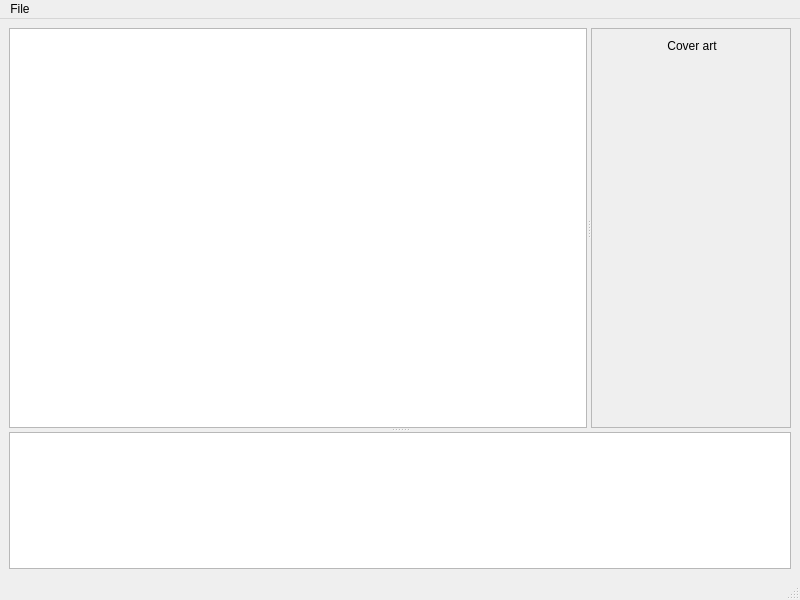
The window that ui/mainwindow.ui (7x11x13/songs-to-youtube) describes before a commit, drawn with Qt 5.
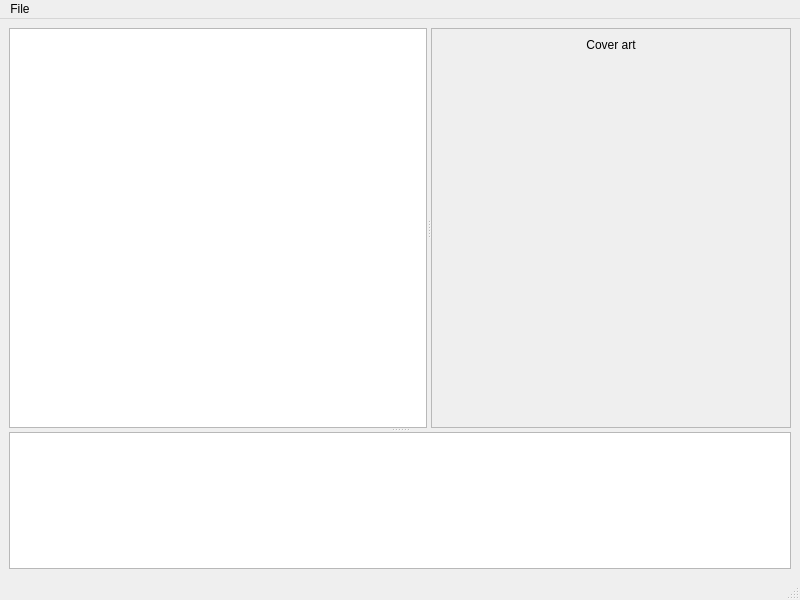
The same window after the commit. Custom widgets are drawn as their Qt base class.

Patch:
```diff
--- a/ui/mainwindow.ui
+++ b/ui/mainwindow.ui
@@ -79,19 +79,13 @@
           <rect>
            <x>0</x>
            <y>0</y>
-           <width>198</width>
+           <width>358</width>
            <height>398</height>
           </rect>
          </property>
+         <layout class="QVBoxLayout" name="verticalLayout">
+          <item>
          <widget class="QLabel" name="label">
-          <property name="geometry">
-           <rect>
-            <x>10</x>
-            <y>10</y>
-            <width>180</width>
-            <height>13</height>
-           </rect>
-          </property>
           <property name="sizePolicy">
            <sizepolicy hsizetype="Preferred" vsizetype="Fixed">
             <horstretch>0</horstretch>
@@ -105,15 +99,9 @@
            <set>Qt::AlignCenter</set>
           </property>
          </widget>
+          </item>
+          <item>
          <widget class="QLabel" name="albumArt">
-          <property name="geometry">
-           <rect>
-            <x>10</x>
-            <y>29</y>
-            <width>200</width>
-            <height>200</height>
-           </rect>
-          </property>
           <property name="minimumSize">
            <size>
             <width>200</width>
@@ -124,6 +112,8 @@
            <string/>
           </property>
          </widget>
+          </item>
+         </layout>
         </widget>
        </widget>
       </widget>
```
Left out of the diff: 5 changed lines with no effect on the pictures. Lines whose indentation alone changed are shown as unchanged.
